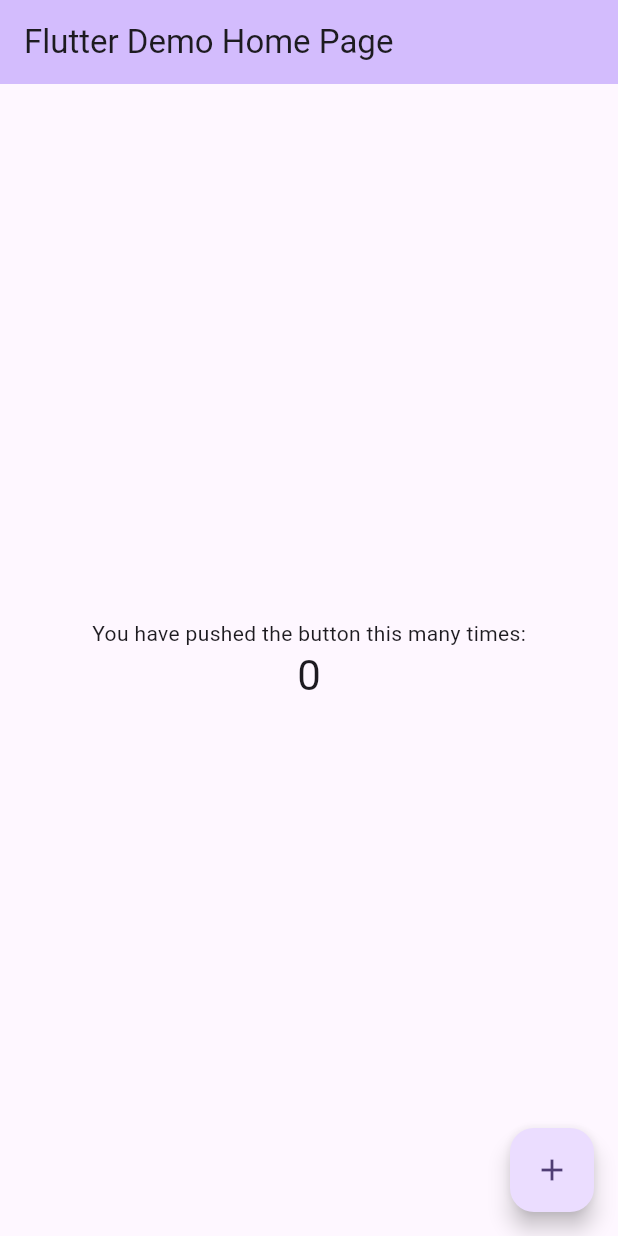
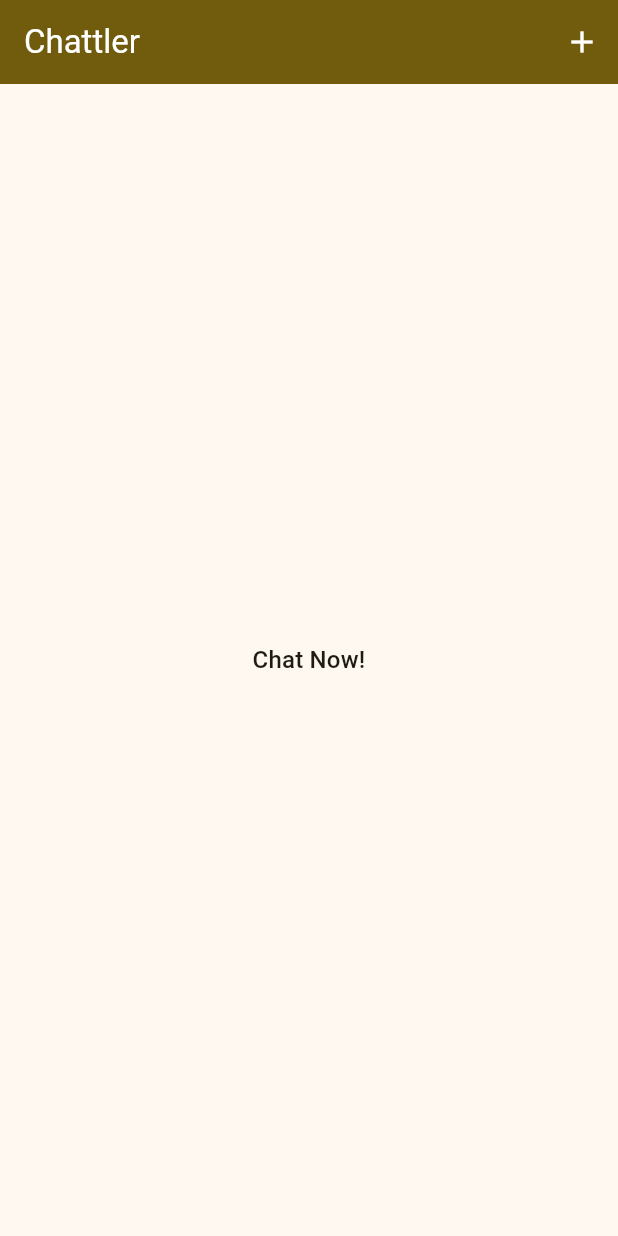
Before and after one commit to Reasondro/chattler_app, a Flutter app: the screen it shows after launch, on a phone screen of 412 x 824 dp. Run offline on Flutter 3.47's test engine with Material 3 defaults, Android fonts, the phone set to English and light mode, and no system bars; our stand-ins replace google_fonts; Roboto replaces fonts that are missing (Alexandria).

Commit message:
initial styling

```diff
--- a/lib/main.dart
+++ b/lib/main.dart
@@ -1,125 +1,37 @@
+import 'package:chattler_app/screens/chattler.dart';
 import 'package:flutter/material.dart';
+import 'package:google_fonts/google_fonts.dart';
+
+final kColorScheme = ColorScheme.fromSeed(
+    seedColor: const Color.fromARGB(255, 255, 235, 179),
+    brightness: Brightness.light);
+
+final theme = ThemeData().copyWith(
+    // scaffoldBackgroundColor: ,
+    colorScheme: kColorScheme,
+    textTheme: GoogleFonts.alexandriaTextTheme().copyWith(
+      titleLarge:
+          GoogleFonts.alexandria().copyWith(color: kColorScheme.onBackground),
+    ),
+    appBarTheme: AppBarTheme(
+      color: kColorScheme.copyWith().primary,
+      foregroundColor: kColorScheme.copyWith().onPrimary,
+    ),
+    scaffoldBackgroundColor: kColorScheme.background);
 
 void main() {
-  runApp(const MyApp());
+  runApp(const App());
 }
 
-class MyApp extends StatelessWidget {
-  const MyApp({super.key});
+class App extends StatelessWidget {
+  const App({super.key});
 
-  // This widget is the root of your application.
   @override
   Widget build(BuildContext context) {
     return MaterialApp(
-      title: 'Flutter Demo',
-      theme: ThemeData(
-        // This is the theme of your application.
-        //
-        // TRY THIS: Try running your application with "flutter run". You'll see
-        // the application has a purple toolbar. Then, without quitting the app,
-        // try changing the seedColor in the colorScheme below to Colors.green
-        // and then invoke "hot reload" (save your changes or press the "hot
-        // reload" button in a Flutter-supported IDE, or press "r" if you used
-        // the command line to start the app).
-        //
-        // Notice that the counter didn't reset back to zero; the application
-        // state is not lost during the reload. To reset the state, use hot
-        // restart instead.
-        //
-        // This works for code too, not just values: Most code changes can be
-        // tested with just a hot reload.
-        colorScheme: ColorScheme.fromSeed(seedColor: Colors.deepPurple),
-        useMaterial3: true,
-      ),
-      home: const MyHomePage(title: 'Flutter Demo Home Page'),
+      title: 'Chattler',
+      theme: theme,
+      home: const Chattler(),
     );
   }
 }
-
-class MyHomePage extends StatefulWidget {
-  const MyHomePage({super.key, required this.title});
-
-  // This widget is the home page of your application. It is stateful, meaning
-  // that it has a State object (defined below) that contains fields that affect
-  // how it looks.
-
-  // This class is the configuration for the state. It holds the values (in this
-  // case the title) provided by the parent (in this case the App widget) and
-  // used by the build method of the State. Fields in a Widget subclass are
-  // always marked "final".
-
-  final String title;
-
-  @override
-  State<MyHomePage> createState() => _MyHomePageState();
-}
-
-class _MyHomePageState extends State<MyHomePage> {
-  int _counter = 0;
-
-  void _incrementCounter() {
-    setState(() {
-      // This call to setState tells the Flutter framework that something has
-      // changed in this State, which causes it to rerun the build method below
-      // so that the display can reflect the updated values. If we changed
-      // _counter without calling setState(), then the build method would not be
-      // called again, and so nothing would appear to happen.
-      _counter++;
-    });
-  }
-
-  @override
-  Widget build(BuildContext context) {
-    // This method is rerun every time setState is called, for instance as done
-    // by the _incrementCounter method above.
-    //
-    // The Flutter framework has been optimized to make rerunning build methods
-    // fast, so that you can just rebuild anything that needs updating rather
-    // than having to individually change instances of widgets.
-    return Scaffold(
-      appBar: AppBar(
-        // TRY THIS: Try changing the color here to a specific color (to
-        // Colors.amber, perhaps?) and trigger a hot reload to see the AppBar
-        // change color while the other colors stay the same.
-        backgroundColor: Theme.of(context).colorScheme.inversePrimary,
-        // Here we take the value from the MyHomePage object that was created by
-        // the App.build method, and use it to set our appbar title.
-        title: Text(widget.title),
-      ),
-      body: Center(
-        // Center is a layout widget. It takes a single child and positions it
-        // in the middle of the parent.
-        child: Column(
-          // Column is also a layout widget. It takes a list of children and
-          // arranges them vertically. By default, it sizes itself to fit its
-          // children horizontally, and tries to be as tall as its parent.
-          //
-          // Column has various properties to control how it sizes itself and
-          // how it positions its children. Here we use mainAxisAlignment to
-          // center the children vertically; the main axis here is the vertical
-          // axis because Columns are vertical (the cross axis would be
-          // horizontal).
-          //
-          // TRY THIS: Invoke "debug painting" (choose the "Toggle Debug Paint"
-          // action in the IDE, or press "p" in the console), to see the
-          // wireframe for each widget.
-          mainAxisAlignment: MainAxisAlignment.center,
-          children: <Widget>[
-            const Text(
-              'You have pushed the button this many times:',
-            ),
-            Text(
-              '$_counter',
-              style: Theme.of(context).textTheme.headlineMedium,
-            ),
-          ],
-        ),
-      ),
-      floatingActionButton: FloatingActionButton(
-        onPressed: _incrementCounter,
-        tooltip: 'Increment',
-        child: const Icon(Icons.add),
-      ), // This trailing comma makes auto-formatting nicer for build methods.
-    );
-  }
-}
--- /dev/null
+++ b/lib/screens/chattler.dart
@@ -0,0 +1,37 @@
+import 'package:flutter/material.dart';
+
+class Chattler extends StatefulWidget {
+  const Chattler({super.key});
+  @override
+  State<StatefulWidget> createState() {
+    return _ChattlerState();
+  }
+}
+
+class _ChattlerState extends State<Chattler> {
+  @override
+  Widget build(BuildContext context) {
+    return Scaffold(
+      appBar: AppBar(
+        title: const Text("Chattler"),
+        actions: [
+          IconButton(
+            onPressed: () {},
+            icon: const Icon(Icons.add),
+          )
+        ],
+      ),
+      body: Container(
+        alignment: Alignment.center,
+        child: Text(
+          "Chat Now!",
+          style: Theme.of(context)
+              .textTheme
+              .titleMedium!
+              .copyWith(color: Theme.of(context).colorScheme.onBackground),
+          textAlign: TextAlign.center,
+        ),
+      ),
+    );
+  }
+}
```
